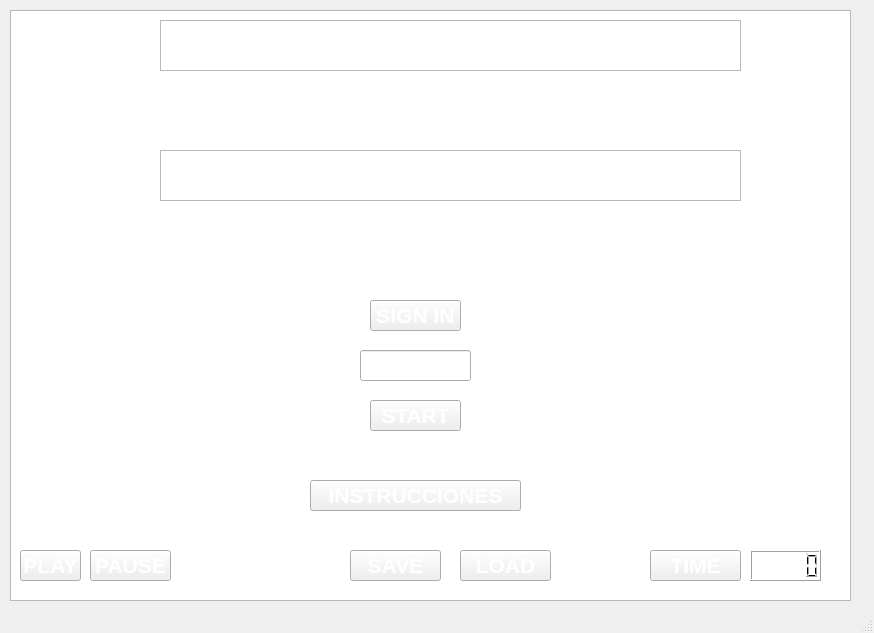
First picture: the form in mainwindow.ui, repository gabriellopera/proyectofinal, before the edit.
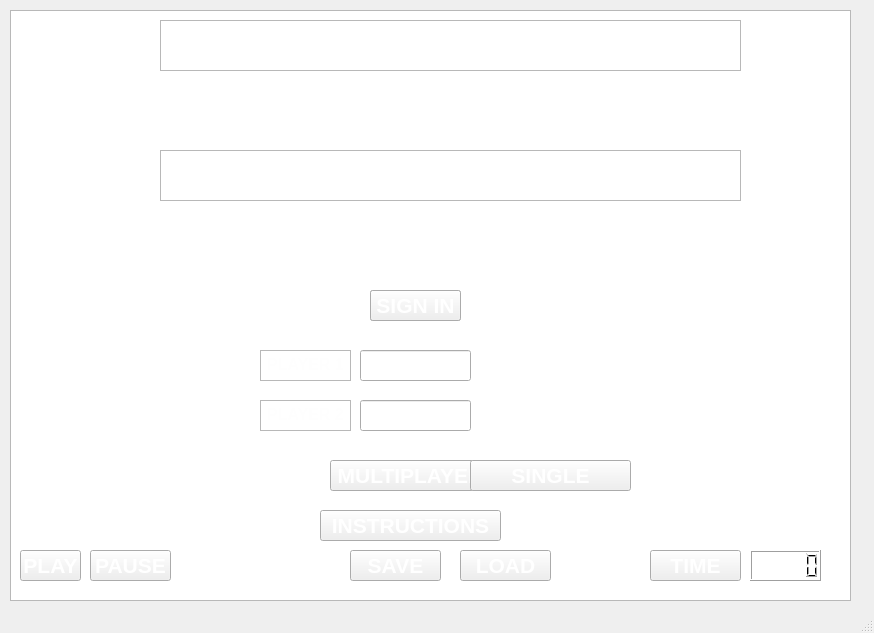
Second picture: the form after the edit. Icons and pictures are not drawn.

```diff
--- a/mainwindow.ui
+++ b/mainwindow.ui
@@ -224,7 +224,7 @@
     <property name="geometry">
      <rect>
       <x>370</x>
-      <y>400</y>
+      <y>290</y>
       <width>91</width>
       <height>31</height>
      </rect>
@@ -335,7 +335,7 @@
     <property name="geometry">
      <rect>
       <x>370</x>
-      <y>300</y>
+      <y>290</y>
       <width>91</width>
       <height>31</height>
      </rect>
@@ -1000,9 +1000,9 @@
    <widget class="QPushButton" name="pushButton_8">
     <property name="geometry">
      <rect>
-      <x>310</x>
-      <y>480</y>
-      <width>211</width>
+      <x>320</x>
+      <y>510</y>
+      <width>181</width>
       <height>31</height>
      </rect>
     </property>
@@ -1105,7 +1105,7 @@
      </font>
     </property>
     <property name="text">
-     <string>INSTRUCCIONES</string>
+     <string>INSTRUCTIONS</string>
     </property>
    </widget>
    <widget class="QLineEdit" name="lineEdit">
@@ -1219,6 +1219,373 @@
      <string/>
     </property>
    </widget>
+   <widget class="QLineEdit" name="lineEdit_2">
+    <property name="geometry">
+     <rect>
+      <x>360</x>
+      <y>400</y>
+      <width>111</width>
+      <height>31</height>
+     </rect>
+    </property>
+    <property name="palette">
+     <palette>
+      <active>
+       <colorrole role="Text">
+        <brush brushstyle="SolidPattern">
+         <color alpha="255">
+          <red>254</red>
+          <green>254</green>
+          <blue>254</blue>
+         </color>
+        </brush>
+       </colorrole>
+       <colorrole role="ButtonText">
+        <brush brushstyle="SolidPattern">
+         <color alpha="255">
+          <red>254</red>
+          <green>254</green>
+          <blue>254</blue>
+         </color>
+        </brush>
+       </colorrole>
+       <colorrole role="PlaceholderText">
+        <brush brushstyle="SolidPattern">
+         <color alpha="128">
+          <red>254</red>
+          <green>254</green>
+          <blue>254</blue>
+         </color>
+        </brush>
+       </colorrole>
+      </active>
+      <inactive>
+       <colorrole role="Text">
+        <brush brushstyle="SolidPattern">
+         <color alpha="255">
+          <red>254</red>
+          <green>254</green>
+          <blue>254</blue>
+         </color>
+        </brush>
+       </colorrole>
+       <colorrole role="ButtonText">
+        <brush brushstyle="SolidPattern">
+         <color alpha="255">
+          <red>254</red>
+          <green>254</green>
+          <blue>254</blue>
+         </color>
+        </brush>
+       </colorrole>
+       <colorrole role="PlaceholderText">
+        <brush brushstyle="SolidPattern">
+         <color alpha="128">
+          <red>254</red>
+          <green>254</green>
+          <blue>254</blue>
+         </color>
+        </brush>
+       </colorrole>
+      </inactive>
+      <disabled>
+       <colorrole role="Text">
+        <brush brushstyle="SolidPattern">
+         <color alpha="255">
+          <red>120</red>
+          <green>120</green>
+          <blue>120</blue>
+         </color>
+        </brush>
+       </colorrole>
+       <colorrole role="ButtonText">
+        <brush brushstyle="SolidPattern">
+         <color alpha="255">
+          <red>120</red>
+          <green>120</green>
+          <blue>120</blue>
+         </color>
+        </brush>
+       </colorrole>
+       <colorrole role="PlaceholderText">
+        <brush brushstyle="SolidPattern">
+         <color alpha="128">
+          <red>0</red>
+          <green>0</green>
+          <blue>0</blue>
+         </color>
+        </brush>
+       </colorrole>
+      </disabled>
+     </palette>
+    </property>
+    <property name="font">
+     <font>
+      <pointsize>14</pointsize>
+      <weight>75</weight>
+      <bold>true</bold>
+     </font>
+    </property>
+    <property name="text">
+     <string/>
+    </property>
+   </widget>
+   <widget class="QPushButton" name="pushButton_11">
+    <property name="geometry">
+     <rect>
+      <x>330</x>
+      <y>460</y>
+      <width>161</width>
+      <height>31</height>
+     </rect>
+    </property>
+    <property name="palette">
+     <palette>
+      <active>
+       <colorrole role="Text">
+        <brush brushstyle="SolidPattern">
+         <color alpha="255">
+          <red>254</red>
+          <green>254</green>
+          <blue>254</blue>
+         </color>
+        </brush>
+       </colorrole>
+       <colorrole role="ButtonText">
+        <brush brushstyle="SolidPattern">
+         <color alpha="255">
+          <red>255</red>
+          <green>255</green>
+          <blue>255</blue>
+         </color>
+        </brush>
+       </colorrole>
+       <colorrole role="PlaceholderText">
+        <brush brushstyle="SolidPattern">
+         <color alpha="128">
+          <red>254</red>
+          <green>254</green>
+          <blue>254</blue>
+         </color>
+        </brush>
+       </colorrole>
+      </active>
+      <inactive>
+       <colorrole role="Text">
+        <brush brushstyle="SolidPattern">
+         <color alpha="255">
+          <red>254</red>
+          <green>254</green>
+          <blue>254</blue>
+         </color>
+        </brush>
+       </colorrole>
+       <colorrole role="ButtonText">
+        <brush brushstyle="SolidPattern">
+         <color alpha="255">
+          <red>255</red>
+          <green>255</green>
+          <blue>255</blue>
+         </color>
+        </brush>
+       </colorrole>
+       <colorrole role="PlaceholderText">
+        <brush brushstyle="SolidPattern">
+         <color alpha="128">
+          <red>254</red>
+          <green>254</green>
+          <blue>254</blue>
+         </color>
+        </brush>
+       </colorrole>
+      </inactive>
+      <disabled>
+       <colorrole role="Text">
+        <brush brushstyle="SolidPattern">
+         <color alpha="255">
+          <red>120</red>
+          <green>120</green>
+          <blue>120</blue>
+         </color>
+        </brush>
+       </colorrole>
+       <colorrole role="ButtonText">
+        <brush brushstyle="SolidPattern">
+         <color alpha="255">
+          <red>120</red>
+          <green>120</green>
+          <blue>120</blue>
+         </color>
+        </brush>
+       </colorrole>
+       <colorrole role="PlaceholderText">
+        <brush brushstyle="SolidPattern">
+         <color alpha="128">
+          <red>0</red>
+          <green>0</green>
+          <blue>0</blue>
+         </color>
+        </brush>
+       </colorrole>
+      </disabled>
+     </palette>
+    </property>
+    <property name="font">
+     <font>
+      <pointsize>16</pointsize>
+      <weight>75</weight>
+      <bold>true</bold>
+     </font>
+    </property>
+    <property name="text">
+     <string>MULTIPLAYER</string>
+    </property>
+   </widget>
+   <widget class="QTextBrowser" name="textBrowser_6">
+    <property name="geometry">
+     <rect>
+      <x>260</x>
+      <y>350</y>
+      <width>91</width>
+      <height>31</height>
+     </rect>
+    </property>
+    <property name="html">
+     <string>&lt;!DOCTYPE HTML PUBLIC &quot;-//W3C//DTD HTML 4.0//EN&quot; &quot;http://www.w3.org/TR/REC-html40/strict.dtd&quot;&gt;
+&lt;html&gt;&lt;head&gt;&lt;meta name=&quot;qrichtext&quot; content=&quot;1&quot; /&gt;&lt;style type=&quot;text/css&quot;&gt;
+p, li { white-space: pre-wrap; }
+&lt;/style&gt;&lt;/head&gt;&lt;body style=&quot; font-family:'MS Shell Dlg 2'; font-size:8.25pt; font-weight:400; font-style:normal;&quot;&gt;
+&lt;p align=&quot;center&quot; style=&quot; margin-top:0px; margin-bottom:0px; margin-left:0px; margin-right:0px; -qt-block-indent:0; text-indent:0px;&quot;&gt;&lt;span style=&quot; font-size:12pt; font-weight:600; color:#fefefe;&quot;&gt;PLAYER 1&lt;/span&gt;&lt;/p&gt;&lt;/body&gt;&lt;/html&gt;</string>
+    </property>
+   </widget>
+   <widget class="QTextBrowser" name="textBrowser_7">
+    <property name="geometry">
+     <rect>
+      <x>260</x>
+      <y>400</y>
+      <width>91</width>
+      <height>31</height>
+     </rect>
+    </property>
+    <property name="html">
+     <string>&lt;!DOCTYPE HTML PUBLIC &quot;-//W3C//DTD HTML 4.0//EN&quot; &quot;http://www.w3.org/TR/REC-html40/strict.dtd&quot;&gt;
+&lt;html&gt;&lt;head&gt;&lt;meta name=&quot;qrichtext&quot; content=&quot;1&quot; /&gt;&lt;style type=&quot;text/css&quot;&gt;
+p, li { white-space: pre-wrap; }
+&lt;/style&gt;&lt;/head&gt;&lt;body style=&quot; font-family:'MS Shell Dlg 2'; font-size:8.25pt; font-weight:400; font-style:normal;&quot;&gt;
+&lt;p align=&quot;center&quot; style=&quot; margin-top:0px; margin-bottom:0px; margin-left:0px; margin-right:0px; -qt-block-indent:0; text-indent:0px;&quot;&gt;&lt;span style=&quot; font-size:12pt; font-weight:600; color:#fefefe;&quot;&gt;PLAYER 2&lt;/span&gt;&lt;/p&gt;&lt;/body&gt;&lt;/html&gt;</string>
+    </property>
+   </widget>
+   <widget class="QPushButton" name="pushButton_12">
+    <property name="geometry">
+     <rect>
+      <x>470</x>
+      <y>460</y>
+      <width>161</width>
+      <height>31</height>
+     </rect>
+    </property>
+    <property name="palette">
+     <palette>
+      <active>
+       <colorrole role="Text">
+        <brush brushstyle="SolidPattern">
+         <color alpha="255">
+          <red>254</red>
+          <green>254</green>
+          <blue>254</blue>
+         </color>
+        </brush>
+       </colorrole>
+       <colorrole role="ButtonText">
+        <brush brushstyle="SolidPattern">
+         <color alpha="255">
+          <red>255</red>
+          <green>255</green>
+          <blue>255</blue>
+         </color>
+        </brush>
+       </colorrole>
+       <colorrole role="PlaceholderText">
+        <brush brushstyle="SolidPattern">
+         <color alpha="128">
+          <red>254</red>
+          <green>254</green>
+          <blue>254</blue>
+         </color>
+        </brush>
+       </colorrole>
+      </active>
+      <inactive>
+       <colorrole role="Text">
+        <brush brushstyle="SolidPattern">
+         <color alpha="255">
+          <red>254</red>
+          <green>254</green>
+          <blue>254</blue>
+         </color>
+        </brush>
+       </colorrole>
+       <colorrole role="ButtonText">
+        <brush brushstyle="SolidPattern">
+         <color alpha="255">
+          <red>255</red>
+          <green>255</green>
+          <blue>255</blue>
+         </color>
+        </brush>
+       </colorrole>
+       <colorrole role="PlaceholderText">
+        <brush brushstyle="SolidPattern">
+         <color alpha="128">
+          <red>254</red>
+          <green>254</green>
+          <blue>254</blue>
+         </color>
+        </brush>
+       </colorrole>
+      </inactive>
+      <disabled>
+       <colorrole role="Text">
+        <brush brushstyle="SolidPattern">
+         <color alpha="255">
+          <red>120</red>
+          <green>120</green>
+          <blue>120</blue>
+         </color>
+        </brush>
+       </colorrole>
+       <colorrole role="ButtonText">
+        <brush brushstyle="SolidPattern">
+         <color alpha="255">
+          <red>120</red>
+          <green>120</green>
+          <blue>120</blue>
+         </color>
+        </brush>
+       </colorrole>
+       <colorrole role="PlaceholderText">
+        <brush brushstyle="SolidPattern">
+         <color alpha="128">
+          <red>0</red>
+          <green>0</green>
+          <blue>0</blue>
+         </color>
+        </brush>
+       </colorrole>
+      </disabled>
+     </palette>
+    </property>
+    <property name="font">
+     <font>
+      <pointsize>16</pointsize>
+      <weight>75</weight>
+      <bold>true</bold>
+     </font>
+    </property>
+    <property name="text">
+     <string>SINGLE</string>
+    </property>
+   </widget>
   </widget>
   <widget class="QMenuBar" name="menubar">
    <property name="geometry">
```
